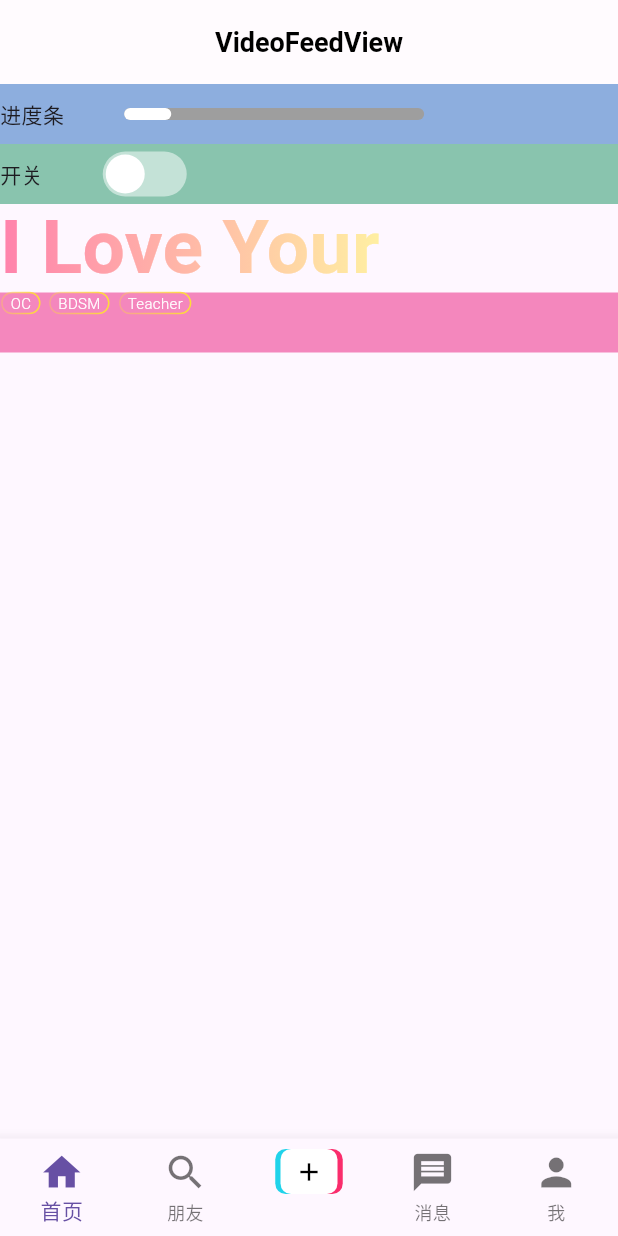
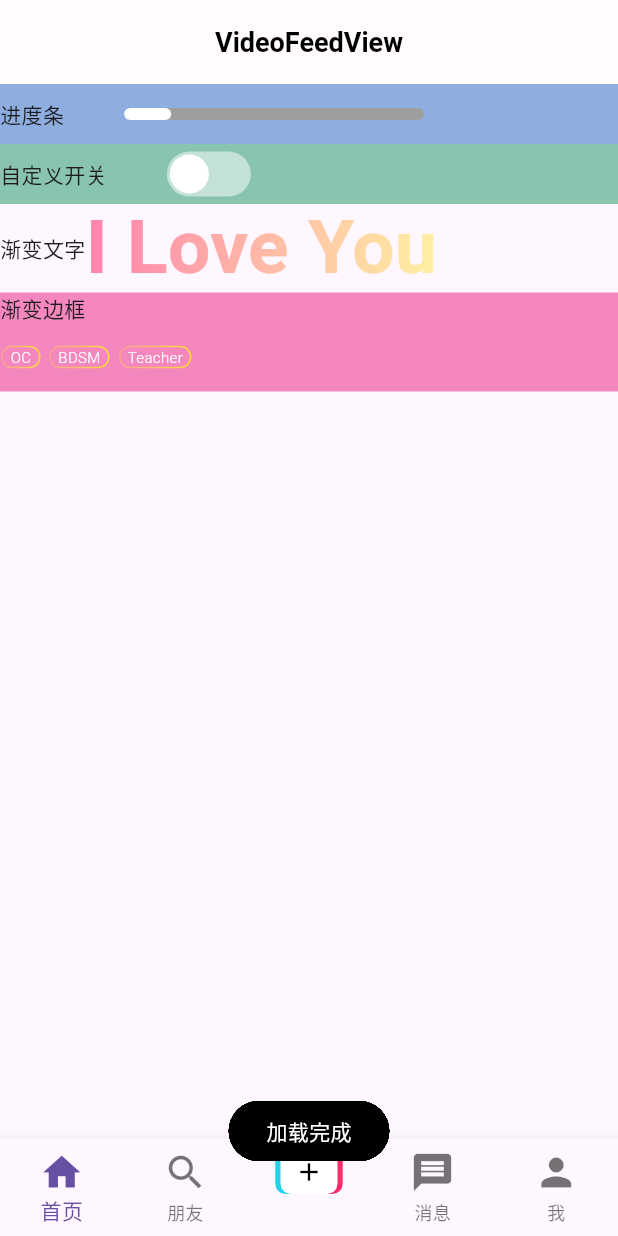
Before and after one commit to yanmingLiu/flutter_getx, a Flutter app: the screen it shows after launch, after a tap on "登录", on a phone screen of 412 x 824 dp. Run offline on Flutter 3.47's test engine with Material 3 defaults, Android fonts, the phone set to English and light mode, and no system bars; our stand-ins replace drift, flutter_secure_storage, flutter_smart_dialog, get, get_storage, in_app_purchase and 1 more; missing offline and left inert: drift_db_viewer; accounts and stored records are empty; generated files the repository leaves out were written again.

Commit message:
feat: ui

```diff
--- a/lib/app/modules/videoFeed/views/video_feed_view.dart
+++ b/lib/app/modules/videoFeed/views/video_feed_view.dart
@@ -1,6 +1,7 @@
 import 'dart:math';
 
 import 'package:flutter/material.dart';
+import 'package:flutter_smart_dialog/flutter_smart_dialog.dart';
 import 'package:get/get.dart';
 import 'package:getx_demo1/app/widgets/custom_cupertino_switch.dart';
 import 'package:getx_demo1/app/widgets/gradient_bound_painter.dart';
@@ -46,12 +47,19 @@ class VideoFeedView extends GetView<VideoFeedController> {
   Widget _buildTags() {
     final tags = ['OC', 'BDSM', 'Teacher'];
     return Container(
-      height: 40,
       color: randomColor(),
-      child: Wrap(
+      child: Column(
+        crossAxisAlignment: CrossAxisAlignment.start,
+        children: [
+          const Text('渐变边框'),
+          const SizedBox(height: 16),
+          Wrap(
             spacing: 4,
             runSpacing: 4,
             children: tags.asMap().entries.map((entry) => _buildTag(text: entry.value)).toList(),
+          ),
+          const SizedBox(height: 16),
+        ],
       ),
     );
   }
@@ -96,9 +104,12 @@ class VideoFeedView extends GetView<VideoFeedController> {
     );
   }
 
-  GradientText _buildGradientText() {
-    return const GradientText(
-      data: 'I Love Your',
+  Widget _buildGradientText() {
+    return const Row(
+      children: [
+        Text('渐变文字'),
+        GradientText(
+          data: 'I Love You',
           gradient: LinearGradient(colors: [
             Color(0xFFFF82AC),
             Color(0xFFFFEFA2),
@@ -107,6 +118,8 @@ class VideoFeedView extends GetView<VideoFeedController> {
             fontSize: 50,
             fontWeight: FontWeight.bold,
           ),
+        ),
+      ],
     );
   }
 
@@ -116,7 +129,7 @@ class VideoFeedView extends GetView<VideoFeedController> {
       color: randomColor(),
       child: Row(
         children: [
-          const Text('开关'),
+          const Text('自定义开关'),
           const SizedBox(width: 40),
           Obx(
             () => CustomCupertinoSwitch(
@@ -150,7 +163,8 @@ class VideoFeedView extends GetView<VideoFeedController> {
             progressColor: Colors.white,
             borderRadius: 4,
             onProgress: (double value) {
-              print('Current progress: $value');
+              // print('Current progress: $value');
+              SmartDialog.showToast('加载完成');
             },
           ),
         ],
```
Lines whose indentation alone changed are shown as unchanged.
